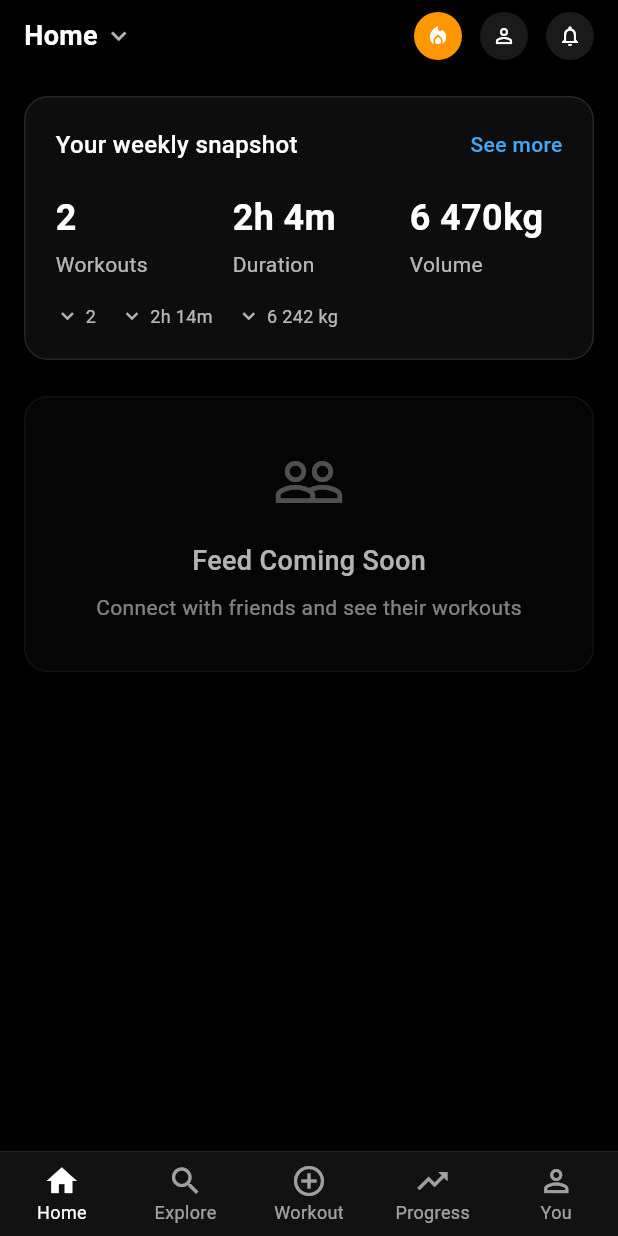
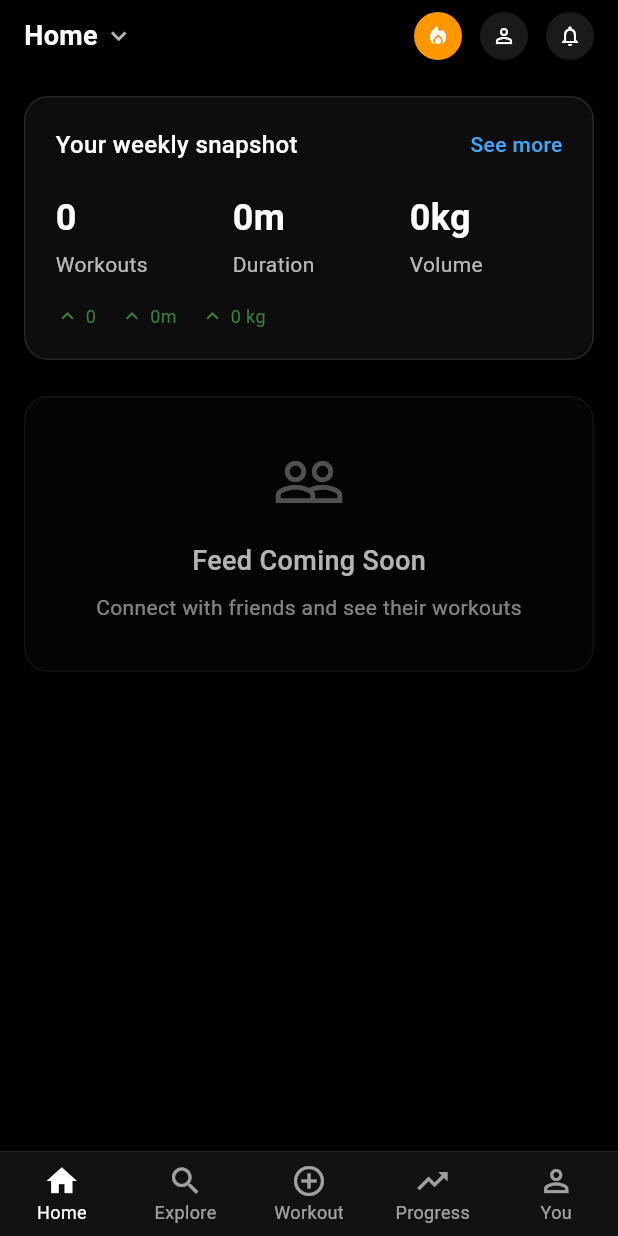
Before and after one commit to danishayman/workout-app, a Flutter app: the screen it shows once a user with an empty profile is signed in, on a phone screen of 412 x 824 dp. Run offline on Flutter 3.47's test engine with Material 3 defaults, Android fonts, the phone set to English and light mode, and no system bars; our stand-ins replace cloud_firestore, firebase_auth, firebase_core, flutter_riverpod, google_sign_in; accounts and stored records are empty; network calls fail.

Commit message:
Add weekly stats provider and integrate into HomeScreen; enhance session service to calculate weekly statistics and update UI components accordingly.

```diff
--- a/lib/providers/providers.dart
+++ b/lib/providers/providers.dart
@@ -1,6 +1,7 @@
 import 'package:flutter_riverpod/flutter_riverpod.dart';
 import 'package:firebase_auth/firebase_auth.dart';
 import '../services/services.dart';
+import '../services/session_service.dart';
 import '../models/models.dart';
 
 // Service providers
@@ -56,3 +57,12 @@ final userSessionsStreamProvider =
       final sessionService = ref.watch(sessionServiceProvider);
       return sessionService.getUserSessionsStream(userId);
     });
+
+// Weekly stats provider
+final weeklyStatsProvider = FutureProvider.family<WeeklyStats, String>((
+  ref,
+  userId,
+) async {
+  final sessionService = ref.watch(sessionServiceProvider);
+  return await sessionService.getWeeklyStats(userId);
+});
--- a/lib/screens/home_screen.dart
+++ b/lib/screens/home_screen.dart
@@ -1,5 +1,6 @@
 import 'package:flutter/material.dart';
 import 'package:flutter_riverpod/flutter_riverpod.dart';
+import '../providers/providers.dart';
 
 class HomeScreen extends ConsumerWidget {
   const HomeScreen({super.key});
@@ -90,7 +91,7 @@ class HomeScreen extends ConsumerWidget {
                   crossAxisAlignment: CrossAxisAlignment.start,
                   children: [
                     // Weekly Snapshot
-                    _buildWeeklySnapshot(),
+                    _buildWeeklySnapshot(ref),
 
                     const SizedBox(height: 24),
 
@@ -106,7 +107,15 @@ class HomeScreen extends ConsumerWidget {
     );
   }
 
-  Widget _buildWeeklySnapshot() {
+  Widget _buildWeeklySnapshot(WidgetRef ref) {
+    final user = ref.watch(currentUserProvider);
+
+    if (user == null) {
+      return const SizedBox.shrink();
+    }
+
+    final weeklyStatsAsync = ref.watch(weeklyStatsProvider(user.uid));
+
     return Container(
       width: double.infinity,
       padding: const EdgeInsets.all(20),
@@ -115,7 +124,8 @@ class HomeScreen extends ConsumerWidget {
         borderRadius: BorderRadius.circular(16),
         border: Border.all(color: Colors.white.withOpacity(0.1), width: 1),
       ),
-      child: Column(
+      child: weeklyStatsAsync.when(
+        data: (stats) => Column(
           crossAxisAlignment: CrossAxisAlignment.start,
           children: [
             Row(
@@ -145,11 +155,17 @@ class HomeScreen extends ConsumerWidget {
             // Stats Row
             Row(
               children: [
-              Expanded(child: _buildStatCard('2', 'Workouts')),
+                Expanded(
+                  child: _buildStatCard('${stats.workoutCount}', 'Workouts'),
+                ),
                 const SizedBox(width: 16),
-              Expanded(child: _buildStatCard('2h 4m', 'Duration')),
+                Expanded(
+                  child: _buildStatCard(stats.formattedDuration, 'Duration'),
+                ),
                 const SizedBox(width: 16),
-              Expanded(child: _buildStatCard('6 470kg', 'Volume')),
+                Expanded(
+                  child: _buildStatCard(stats.formattedVolume, 'Volume'),
+                ),
               ],
             ),
 
@@ -158,14 +174,56 @@ class HomeScreen extends ConsumerWidget {
             // Progress indicators
             Row(
               children: [
-              _buildProgressIndicator('2', Colors.white),
+                _buildProgressIndicator(
+                  '${stats.workoutChange}',
+                  stats.workoutChange >= 0 ? Colors.green : Colors.red,
+                  stats.workoutChange >= 0,
+                ),
                 const SizedBox(width: 16),
-              _buildProgressIndicator('2h 14m', Colors.white),
+                _buildProgressIndicator(
+                  stats.formattedDurationChange,
+                  stats.durationChange.inSeconds >= 0
+                      ? Colors.green
+                      : Colors.red,
+                  stats.durationChange.inSeconds >= 0,
+                ),
                 const SizedBox(width: 16),
-              _buildProgressIndicator('6 242 kg', Colors.white),
+                _buildProgressIndicator(
+                  stats.formattedVolumeChange,
+                  stats.volumeChange >= 0 ? Colors.green : Colors.red,
+                  stats.volumeChange >= 0,
+                ),
               ],
             ),
           ],
+        ),
+        loading: () => const Center(
+          child: Padding(
+            padding: EdgeInsets.all(32.0),
+            child: CircularProgressIndicator(),
+          ),
+        ),
+        error: (error, stack) => Column(
+          crossAxisAlignment: CrossAxisAlignment.start,
+          children: [
+            const Text(
+              'Your weekly snapshot',
+              style: TextStyle(
+                fontSize: 16,
+                fontWeight: FontWeight.w500,
+                color: Colors.white,
+              ),
+            ),
+            const SizedBox(height: 20),
+            Text(
+              'No data yet. Start your first workout!',
+              style: TextStyle(
+                fontSize: 14,
+                color: Colors.white.withOpacity(0.7),
+              ),
+            ),
+          ],
+        ),
       ),
     );
   }
@@ -191,11 +249,11 @@ class HomeScreen extends ConsumerWidget {
     );
   }
 
-  Widget _buildProgressIndicator(String value, Color color) {
+  Widget _buildProgressIndicator(String value, Color color, bool isIncrease) {
     return Row(
       children: [
         Icon(
-          Icons.keyboard_arrow_down,
+          isIncrease ? Icons.keyboard_arrow_up : Icons.keyboard_arrow_down,
           color: color.withOpacity(0.7),
           size: 16,
         ),
```
Also changed, not shown: lib/services/session_service.dart (+186 -0 lines). Lines whose indentation alone changed are shown as unchanged.
